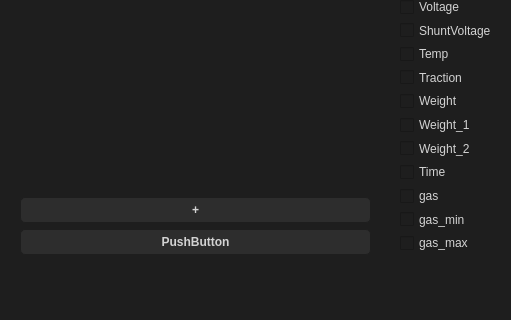
Before: the Qt Designer form UI/settings_window.ui in PeaceDeath04/TestStandCode, drawn with Qt 5; both pictures show x 0 to 511 and y 216 to 536 of the 1240 by 536 pixel window.
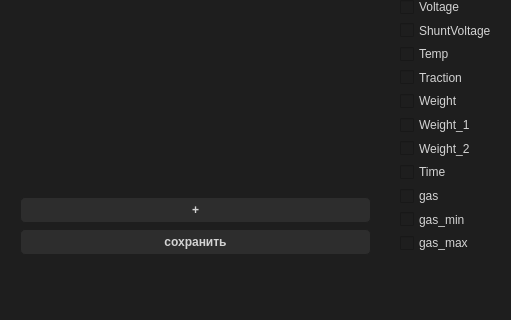
After: the same form once the commit is applied.

Diff of the .ui file:
```diff
--- a/UI/settings_window.ui
+++ b/UI/settings_window.ui
@@ -244,7 +244,7 @@
     <item>
      <widget class="QPushButton" name="SaveBut">
       <property name="text">
-       <string>PushButton</string>
+       <string>сохранить</string>
       </property>
      </widget>
     </item>
```
